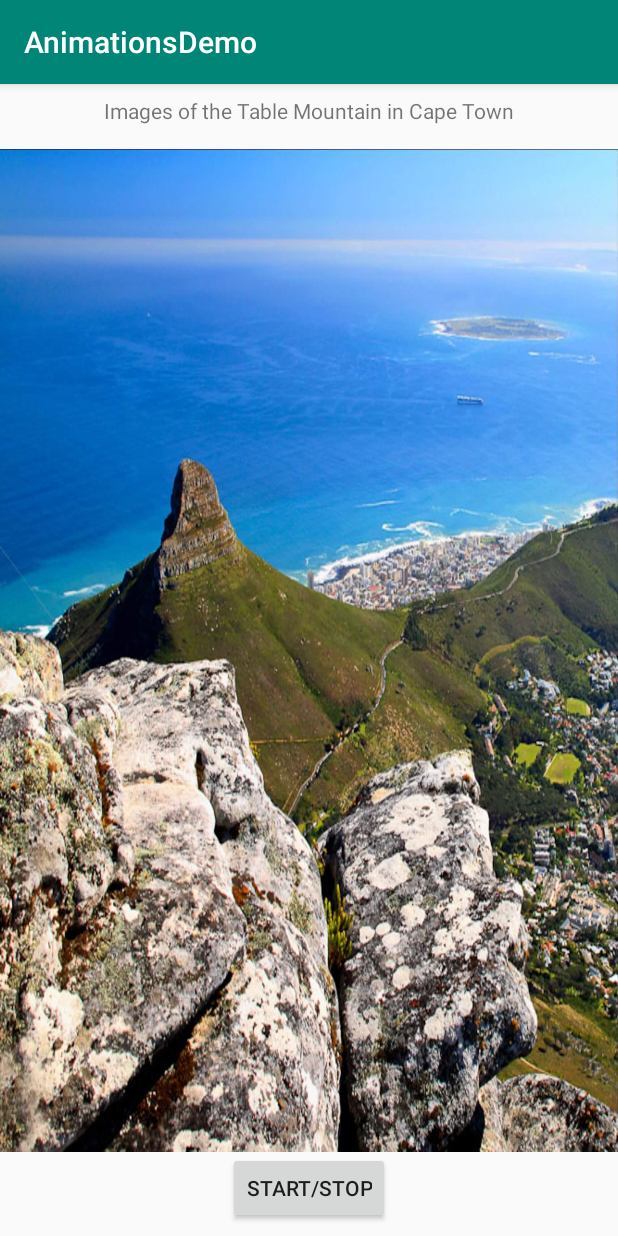
After one commit to LadySith/aad-team-50-animation-challenge, an Android app: the TableMountainActivity screen opened directly, with no data from a screen before it, on a phone screen of 412 x 824 dp. The commit adds this screen. Run offline under Robolectric (Android 15) with nearby library versions, the phone set to English and light mode, and no system bars.

Commit message:
Scenario 4 Frame Animation of Capetown Table Mountain Images

```diff
--- a/app/src/main/AndroidManifest.xml
+++ b/app/src/main/AndroidManifest.xml
@@ -9,7 +9,8 @@
         android:roundIcon="@mipmap/ic_launcher_round"
         android:supportsRtl="true"
         android:theme="@style/AppTheme">
-        <activity android:name=".AnimConstraintActivity"></activity>
+        <activity android:name=".TableMountainActivity"></activity>
+        <activity android:name=".AnimConstraintActivity" />
         <activity android:name=".MainActivity">
             <intent-filter>
                 <action android:name="android.intent.action.MAIN" />
--- a/app/src/main/java/com/alc/team50animations/MainActivity.kt
+++ b/app/src/main/java/com/alc/team50animations/MainActivity.kt
@@ -57,4 +57,9 @@ class MainActivity : AppCompatActivity() {
         val intent = Intent(this, AnimConstraintActivity::class.java)
         startActivity(intent)
     }
+
+    fun startScenario4(view: View){
+        val intent = Intent(this,TableMountainActivity::class.java)
+        startActivity(intent)
+    }
 }
--- /dev/null
+++ b/app/src/main/java/com/alc/team50animations/TableMountainActivity.kt
@@ -0,0 +1,36 @@
+package com.alc.team50animations
+
+import android.graphics.drawable.AnimationDrawable
+import androidx.appcompat.app.AppCompatActivity
+import android.os.Bundle
+import android.view.View
+import kotlinx.android.synthetic.main.activity_main.*
+
+class TableMountainActivity : AppCompatActivity() {
+
+    lateinit var tableMountainAnimation: AnimationDrawable
+
+    override fun onCreate(savedInstanceState: Bundle?) {
+        super.onCreate(savedInstanceState)
+        setContentView(R.layout.activity_table_mountain)
+
+
+    }
+
+    override fun onStart() {
+        super.onStart()
+
+        targetImage.setBackgroundResource(R.drawable.table_mountain_list)
+        tableMountainAnimation = targetImage.background as AnimationDrawable
+        tableMountainAnimation.start()
+    }
+
+    //Button Click event handler
+    fun startStopAnimation(view: View){
+        if(tableMountainAnimation.isRunning)
+            tableMountainAnimation.stop()
+        else
+            tableMountainAnimation.start()
+    }
+
+}
--- /dev/null
+++ b/app/src/main/res/drawable/table_mountain_list.xml
@@ -0,0 +1,18 @@
+<?xml version="1.0" encoding="utf-8"?>
+<animation-list xmlns:android="http://schemas.android.com/apk/res/android">
+
+    <item android:drawable="@drawable/table_mountain1" android:duration="2000"/>
+    <item android:drawable="@drawable/table_mountain2" android:duration="2000"/>
+    <item android:drawable="@drawable/table_mountain3" android:duration="2000"/>
+    <item android:drawable="@drawable/table_mountain4" android:duration="2000"/>
+    <item android:drawable="@drawable/table_mountain5" android:duration="2000"/>
+    <item android:drawable="@drawable/table_mountain6" android:duration="2000"/>
+    <item android:drawable="@drawable/table_mountain7" android:duration="2000"/>
+    <item android:drawable="@drawable/table_mountain8" android:duration="2000"/>
+    <item android:drawable="@drawable/table_mountain9" android:duration="2000"/>
+    <item android:drawable="@drawable/table_mountain10" android:duration="2000"/>
+    <item android:drawable="@drawable/table_mountain11" android:duration="2000"/>
+    <item android:drawable="@drawable/table_mountain12" android:duration="2000"/>
+    <item android:drawable="@drawable/table_mountain13" android:duration="2000"/>
+
+</animation-list>
--- a/app/src/main/res/layout/activity_main.xml
+++ b/app/src/main/res/layout/activity_main.xml
@@ -109,6 +109,7 @@
         android:layout_height="wrap_content"
         android:layout_marginBottom="8dp"
         android:text="Scenario #4"
+        android:onClick="startScenario4"
         app:layout_constraintBottom_toTopOf="@+id/bt_sc5"
         app:layout_constraintEnd_toEndOf="parent"
         app:layout_constraintStart_toStartOf="parent"
--- /dev/null
+++ b/app/src/main/res/layout/activity_table_mountain.xml
@@ -0,0 +1,44 @@
+<?xml version="1.0" encoding="utf-8"?>
+<androidx.constraintlayout.widget.ConstraintLayout xmlns:android="http://schemas.android.com/apk/res/android"
+    xmlns:app="http://schemas.android.com/apk/res-auto"
+    xmlns:tools="http://schemas.android.com/tools"
+    android:layout_width="match_parent"
+    android:layout_height="match_parent"
+    tools:context=".TableMountainActivity">
+
+    <ImageView
+        android:id="@+id/targetImage"
+        android:layout_width="0dp"
+        android:layout_height="0dp"
+        android:layout_marginTop="16dp"
+        app:layout_constraintBottom_toTopOf="@+id/start_buttom"
+        app:layout_constraintEnd_toEndOf="parent"
+        app:layout_constraintHorizontal_bias="0.494"
+        app:layout_constraintStart_toStartOf="parent"
+        app:layout_constraintTop_toBottomOf="@+id/textView" />
+
+    <Button
+        android:id="@+id/start_buttom"
+        android:layout_width="wrap_content"
+        android:layout_height="wrap_content"
+        android:layout_marginStart="8dp"
+        android:layout_marginEnd="8dp"
+        android:layout_marginBottom="8dp"
+        android:text="@string/start_stop"
+        android:onClick="startStopAnimation"
+        app:layout_constraintBottom_toBottomOf="parent"
+        app:layout_constraintEnd_toEndOf="parent"
+        app:layout_constraintStart_toStartOf="parent" />
+
+    <TextView
+        android:id="@+id/textView"
+        android:layout_width="wrap_content"
+        android:layout_height="wrap_content"
+        android:layout_marginStart="8dp"
+        android:layout_marginTop="8dp"
+        android:layout_marginEnd="8dp"
+        android:text="@string/table_mountain_in_cape_town"
+        app:layout_constraintEnd_toEndOf="parent"
+        app:layout_constraintStart_toStartOf="parent"
+        app:layout_constraintTop_toTopOf="parent" />
+</androidx.constraintlayout.widget.ConstraintLayout>
--- a/app/src/main/res/values/strings.xml
+++ b/app/src/main/res/values/strings.xml
@@ -4,4 +4,6 @@
     <string name="scale">Scale</string>
     <string name="translate">Translate</string>
     <string name="fade">Fade</string>
+    <string name="table_mountain_in_cape_town">Images of the Table Mountain in Cape Town</string>
+    <string name="start_stop">START/STOP</string>
 </resources>
```
Also changed, not shown: app/src/main/res/drawable/table_mountain1.jpg (added), app/src/main/res/drawable/table_mountain10.jpg (added), app/src/main/res/drawable/table_mountain11.jpg (added), app/src/main/res/drawable/table_mountain12.jpg (added), app/src/main/res/drawable/table_mountain13.jpg (added), app/src/main/res/drawable/table_mountain2.jpg (added), app/src/main/res/drawable/table_mountain3.jpg (added), app/src/main/res/drawable/table_mountain4.jpg (added), app/src/main/res/drawable/table_mountain5.jpg (added), app/src/main/res/drawable/table_mountain6.jpg (added), app/src/main/res/drawable/table_mountain7.jpg (added), app/src/main/res/drawable/table_mountain8.jpg (added), app/src/main/res/drawable/table_mountain9.jpg (added).
